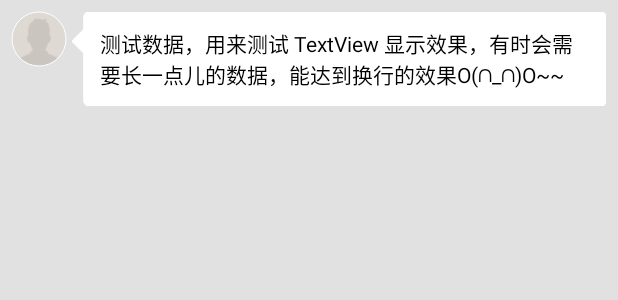
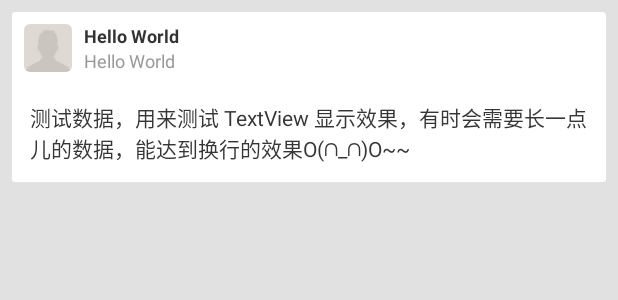
Before and after one commit to lzan13/MLTimeLine, an Android app: the layout ml_timeline_list_item.xml on its own in the app's theme, with its tools: preview values and no code run, on a phone screen of 412 x 824 dp. Shown: the top 300 px of the screen. Run offline under Robolectric (Android 15) with nearby library versions, the phone set to English and light mode, and no system bars.

```diff
--- a/app/build.gradle
+++ b/app/build.gradle
@@ -32,7 +32,7 @@ android {
 dependencies {
     compile fileTree(dir: 'libs', include: ['*.jar'])
     compile 'com.android.support:appcompat-v7:22.1.1'
-    compile 'com.github.bumptech.glide:glide:3.6.0'
+    compile 'com.nostra13.universalimageloader:universal-image-loader:1.9.3'
     compile files('libs/httpcore-4.3.jar')
     compile files('libs/httpmime-4.3.1.jar')
 }
--- a/app/src/main/java/net/melove/app/ml/fragment/MLSigninFragment.java
+++ b/app/src/main/java/net/melove/app/ml/fragment/MLSigninFragment.java
@@ -17,7 +17,6 @@ import android.widget.EditText;
 import net.melove.app.ml.MLApp;
 import net.melove.app.ml.R;
 import net.melove.app.ml.activity.MLMainActivity;
-import net.melove.app.ml.activity.MLUserActivity;
 import net.melove.app.ml.config.MLConfig;
 import net.melove.app.ml.db.MLDBConstants;
 import net.melove.app.ml.db.MLDBHelper;
@@ -97,7 +96,7 @@ public class MLSigninFragment extends MLBaseFragment {
         MLRequestParams params = new MLRequestParams();
         params.putParams("signinname", name);
         params.putParams("password", hexpass);
-        MLHttpUtil.getInstance(mActivity).post(MLHttpConstants.URL + MLHttpConstants.API_SIGNIN,
+        MLHttpUtil.getInstance(mActivity).post(MLHttpConstants.API_URL + MLHttpConstants.API_SIGNIN,
                 params, new MLStringResponseListener() {
                     // 获取网络请求成功，登录却不一定成功，需要进一步解析数据
                     @Override
--- a/app/src/main/java/net/melove/app/ml/fragment/MLSignupFragment.java
+++ b/app/src/main/java/net/melove/app/ml/fragment/MLSignupFragment.java
@@ -3,7 +3,6 @@ package net.melove.app.ml.fragment;
 import android.app.Activity;
 import android.content.ContentValues;
 import android.content.Intent;
-import android.content.SharedPreferences;
 import android.content.res.Resources;
 import android.os.Bundle;
 import android.view.LayoutInflater;
@@ -15,9 +14,7 @@ import android.widget.EditText;
 import net.melove.app.ml.MLApp;
 import net.melove.app.ml.R;
 import net.melove.app.ml.activity.MLMainActivity;
-import net.melove.app.ml.activity.MLUserActivity;
 import net.melove.app.ml.config.MLConfig;
-import net.melove.app.ml.constants.MLAppConstant;
 import net.melove.app.ml.db.MLDBConstants;
 import net.melove.app.ml.db.MLDBHelper;
 import net.melove.app.ml.http.MLHttpConstants;
@@ -113,7 +110,7 @@ public class MLSignupFragment extends MLBaseFragment {
         params.putParams("signinname", name);
         params.putParams("password", hexPass);
         params.putParams("email", email);
-        MLHttpUtil.getInstance(mActivity).post(MLHttpConstants.URL + MLHttpConstants.API_SIGNUP,
+        MLHttpUtil.getInstance(mActivity).post(MLHttpConstants.API_URL + MLHttpConstants.API_SIGNUP,
                 params, new MLStringResponseListener() {
                     // 获取返回数据成功，接下来进一步解析数据
                     @Override
--- a/app/src/main/java/net/melove/app/ml/info/UserInfo.java
+++ b/app/src/main/java/net/melove/app/ml/info/UserInfo.java
@@ -74,8 +74,6 @@ public class UserInfo {
     }
 
     public UserInfo(Cursor cursor) {
-        if (cursor.moveToFirst()) {
-            do {
         this.loveId = cursor.getString(0);
         this.spouseId = cursor.getString(1);
         this.userId = cursor.getString(2);
@@ -92,8 +90,6 @@ public class UserInfo {
         this.createAt = cursor.getString(13);
         this.updateAt = cursor.getString(14);
         this.accessToken = cursor.getString(15);
-            } while (cursor.moveToNext());
-        }
     }
 
     public void changeInfo() {
--- a/app/src/main/res/layout/ml_timeline_list_item.xml
+++ b/app/src/main/res/layout/ml_timeline_list_item.xml
@@ -9,67 +9,91 @@
     <LinearLayout
         android:layout_width="match_parent"
         android:layout_height="wrap_content"
-        android:layout_marginBottom="@dimen/ml_dimen_8"
-        android:layout_marginLeft="@dimen/ml_dimen_8"
-        android:layout_marginRight="@dimen/ml_dimen_8"
-        android:layout_marginTop="@dimen/ml_dimen_8"
+        android:layout_margin="@dimen/ml_dimen_8"
+        android:background="@mipmap/bg_note_bubble"
         android:clipChildren="false"
-        android:orientation="horizontal">
+        android:orientation="vertical">
 
-        <RelativeLayout
-            android:layout_width="wrap_content"
+        <LinearLayout
+            android:layout_width="match_parent"
             android:layout_height="wrap_content"
-            android:clipChildren="false">
+            android:orientation="horizontal">
 
             <net.melove.app.ml.views.MLImageView
-                android:id="@+id/ml_img_timeline_avatar"
-                android:layout_width="@dimen/ml_dimen_36"
-                android:layout_height="@dimen/ml_dimen_36"
+                android:id="@+id/ml_img_note_user_avatar"
+                android:layout_width="@dimen/ml_dimen_32"
+                android:layout_height="@dimen/ml_dimen_32"
+                android:layout_margin="@dimen/ml_dimen_8"
                 android:src="@mipmap/icon_avatar_default"
-                melove:border_color="@color/ml_border_white"
-                melove:border_width="@dimen/ml_dimen_1"
                 melove:press_alpha="20"
                 melove:press_color="@color/ml_view_press_red"
-                melove:radius="@dimen/ml_dimen_2"
-                melove:shape_type="round" />
-        </RelativeLayout>
+                melove:radius="@dimen/ml_dimen_4"
+                melove:shape_type="rectangle" />
+
+            <LinearLayout
+                android:layout_width="wrap_content"
+                android:layout_height="@dimen/ml_dimen_48"
+                android:gravity="center_vertical"
+                android:orientation="vertical">
+
+                <TextView
+                    android:id="@+id/ml_text_note_user_nickname"
+                    android:layout_width="wrap_content"
+                    android:layout_height="wrap_content"
+                    android:text="@string/ml_hello"
+                    android:textColor="@color/ml_text_content_block"
+                    android:textSize="@dimen/ml_size_12"
+                    android:textStyle="bold" />
+
+                <TextView
+                    android:id="@+id/ml_text_note_time"
+                    android:layout_width="wrap_content"
+                    android:layout_height="wrap_content"
+                    android:text="@string/ml_hello"
+                    android:textColor="@color/ml_text_hint_gray_1"
+                    android:textSize="@dimen/ml_size_12" />
+            </LinearLayout>
+        </LinearLayout>
 
         <LinearLayout
-            android:id="@+id/ml_layout_timeline_content"
+            android:id="@+id/ml_layout_note_content"
             android:layout_width="match_parent"
             android:layout_height="wrap_content"
-            android:layout_marginLeft="@dimen/ml_dimen_4"
-            android:background="@mipmap/bg_note_bubble"
             android:orientation="vertical">
 
-            <LinearLayout
+
+            <ImageView
+                android:id="@+id/ml_img_note_image"
                 android:layout_width="match_parent"
                 android:layout_height="wrap_content"
-                android:orientation="vertical"
-                android:padding="@dimen/ml_dimen_8">
+                android:adjustViewBounds="true"
+                android:scaleType="fitCenter" />
 
-                <TextView
-                    android:id="@+id/ml_text_timeline_content"
-                    android:layout_width="match_parent"
-                    android:layout_height="wrap_content"
-                    android:text="@string/ml_test_text"
-                    android:textColor="@color/ml_block" />
+            <TextView
+                android:id="@+id/ml_text_note_content"
+                android:layout_width="match_parent"
+                android:layout_height="wrap_content"
+                android:layout_margin="@dimen/ml_dimen_8"
+                android:padding="@dimen/ml_dimen_4"
+                android:text="@string/ml_test_text"
+                android:textColor="@color/ml_text_block" />
 
-                <net.melove.app.ml.views.MLImageView
-                    android:id="@+id/ml_img_timeline_image"
-                    android:layout_width="wrap_content"
-                    android:layout_height="wrap_content" />
+        </LinearLayout>
 
-                <ListView
-                    android:id="@+id/ml_listview_timeline_reply"
-                    android:layout_width="match_parent"
-                    android:layout_height="wrap_content"
-                    android:clipChildren="false"
-                    android:divider="@color/ml_transparent"
-                    android:dividerHeight="@dimen/ml_dimen_0">
+        <LinearLayout
+            android:id="@+id/ml_layout_note_reply"
+            android:layout_width="match_parent"
+            android:layout_height="wrap_content"
+            android:orientation="vertical">
 
-                </ListView>
-            </LinearLayout>
+            <ListView
+                android:id="@+id/ml_listview_note_reply"
+                android:layout_width="match_parent"
+                android:layout_height="wrap_content"
+                android:divider="@color/ml_bg_view_divider"
+                android:dividerHeight="@dimen/ml_dimen_px_1" />
+
         </LinearLayout>
+
     </LinearLayout>
 </RelativeLayout>
--- a/app/src/main/res/values/colors.xml
+++ b/app/src/main/res/values/colors.xml
@@ -40,8 +40,11 @@
     <color name="ml_text_blue">#ff4285F4</color>
     <color name="ml_text_white">#ffffffff</color>
     <color name="ml_text_gray_white">#ffebebeb</color>
-    <color name="ml_text_block">#ff232323</color>
-    <color name="ml_text_gray">#ff868686</color>
+    <color name="ml_text_block">#ff363636</color>
+    <color name="ml_text_gray">#ffa2a2a2</color>
+    <color name="ml_text_content_block">#ff333333</color>
+    <color name="ml_text_hint_gray_1">#ff999999</color>
+    <color name="ml_text_hint_gray_2">#ffaba49d</color>
 
     <!--背景色-->
     <color name="ml_bg_blue">#7f239efe</color>
```
Also changed, not shown: app/src/main/java/net/melove/app/ml/MLApp.java (+37 -0 lines), app/src/main/java/net/melove/app/ml/activity/MLNotePutActivity.java (+7 -8 lines), app/src/main/java/net/melove/app/ml/activity/MLUserActivity.java (+16 -13 lines), app/src/main/java/net/melove/app/ml/adapter/MLTimeLineAdapter.java (+57 -26 lines), app/src/main/java/net/melove/app/ml/fragment/MLDrawerLeftFragment.java (+11 -7 lines), app/src/main/java/net/melove/app/ml/fragment/MLMessageFragment.java (+22 -14 lines), app/src/main/java/net/melove/app/ml/fragment/MLTimeLineFragment.java (+20 -11 lines), app/src/main/java/net/melove/app/ml/http/MLHttpConstants.java (+6 -2 lines), app/src/main/java/net/melove/app/ml/info/NoteInfo.java (+21 -0 lines), app/src/main/res/layout/ml_timeline_fragment_layout.xml (+10 -2 lines), app/src/main/res/mipmap-xhdpi/bg_note_bubble.9.png, app/src/main/res/mipmap-xhdpi/bg_reply_bubble.9.png (deleted), 1 other file. Lines whose indentation alone changed are shown as unchanged.
